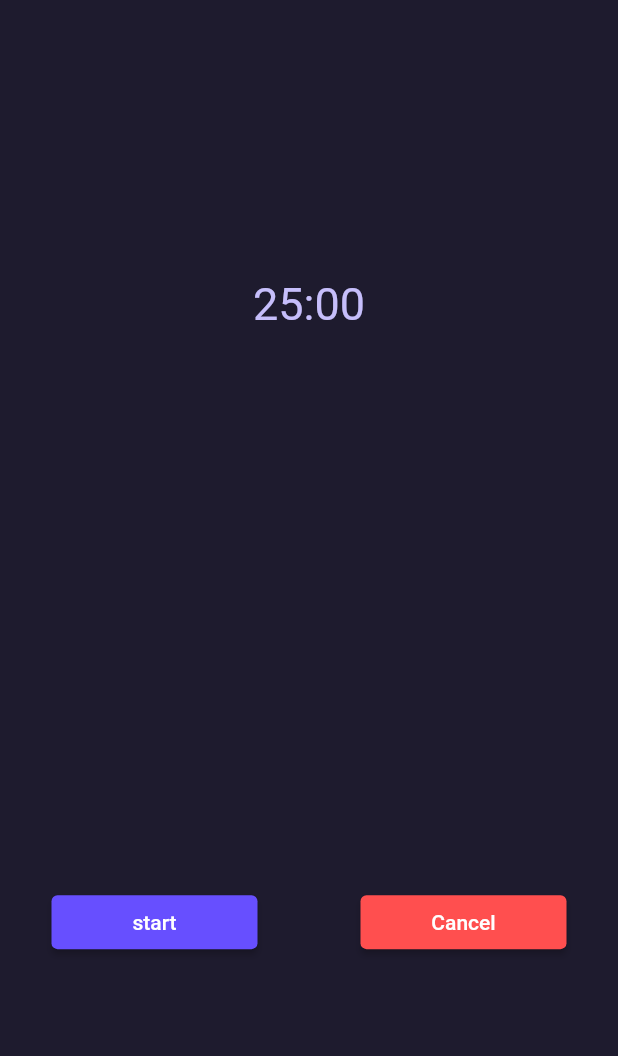
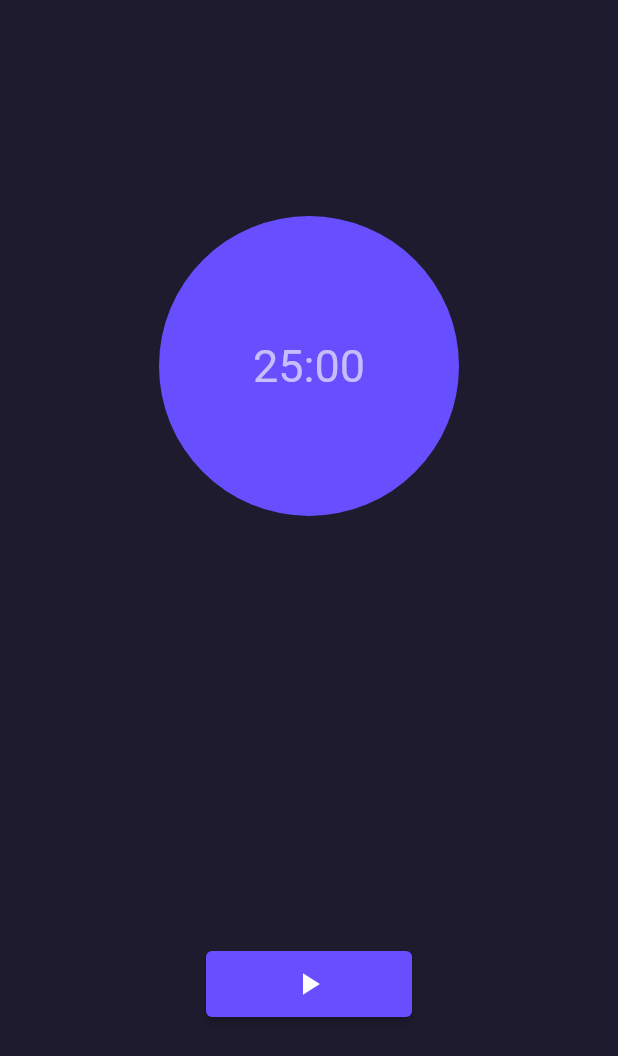
Before and after one commit to CristovoXDGM/flutter_pomo_timer, a Flutter app: the screen it shows after launch, on a phone screen of 412 x 824 dp. Shown: the top 1056 px of the screen. Run offline on Flutter 3.47's test engine with Material 2 defaults, Android fonts, the light colour scheme and no system bars.

Commit message:
Add new button icons and stylize clock

```diff
--- a/lib/widgets/atoms/personalized_buttons.dart
+++ b/lib/widgets/atoms/personalized_buttons.dart
@@ -1,15 +1,21 @@
 import 'package:flutter/material.dart';
 
 class PersonalizedButton extends StatefulWidget {
-  const PersonalizedButton(
-      {Key? key,
-      required this.buttonText,
-      required this.onPress,
-      required this.buttonColor})
-      : super(key: key);
+  const PersonalizedButton({
+    Key? key,
+    required this.buttonIcon,
+    required this.onPress,
+    required this.buttonColorPressed,
+    required this.buttonColorHovered,
+    required this.buttonColorActive,
+  }) : super(key: key);
   final VoidCallback onPress;
-  final String buttonText;
-  final Color buttonColor;
+  final IconData buttonIcon;
+
+  final Color buttonColorPressed;
+  final Color buttonColorHovered;
+  final Color buttonColorActive;
+
   @override
   _PersonalizedButtonState createState() => _PersonalizedButtonState();
 }
@@ -19,16 +25,29 @@ class _PersonalizedButtonState extends State<PersonalizedButton> {
   Widget build(BuildContext context) {
     var currnetMediaQueryContext = MediaQuery.of(context);
 
-    return SizedBox(
+    return AnimatedContainer(
+      duration: const Duration(seconds: 1),
+      curve: Curves.bounceIn,
+      margin: const EdgeInsets.symmetric(horizontal: 10),
       width: currnetMediaQueryContext.size.width / 3,
       child: ElevatedButton(
         child: Padding(
-          padding: const EdgeInsets.symmetric(vertical: 10),
-          child: Text(widget.buttonText),
-        ),
+            padding: const EdgeInsets.symmetric(vertical: 10),
+            child: Icon(widget.buttonIcon)),
         onPressed: widget.onPress,
         style: ButtonStyle(
-          backgroundColor: MaterialStateProperty.all(widget.buttonColor),
+          backgroundColor: MaterialStateProperty.resolveWith<Color?>(
+              (Set<MaterialState> states) {
+            if (states.contains(MaterialState.hovered)) {
+              return (widget.buttonColorHovered);
+            }
+
+            if (states.contains(MaterialState.focused) ||
+                states.contains(MaterialState.pressed)) {
+              return widget.buttonColorPressed;
+            }
+            return widget.buttonColorActive;
+          }),
         ),
       ),
     );
--- a/lib/widgets/pages/home_page.dart
+++ b/lib/widgets/pages/home_page.dart
@@ -11,13 +11,13 @@ class HomePage extends StatefulWidget {
 }
 
 class _HomePageState extends State<HomePage> {
-  bool startClock = false;
-
   double secondsAmount = 25 * 60;
 
   late double currentMinutes = secondsAmount / 60;
   late double currentsec = secondsAmount % 60;
   late Timer _timer;
+
+  bool countdownStarted = false;
 
   updateTimer() {
     setState(() {
@@ -53,11 +53,19 @@ class _HomePageState extends State<HomePage> {
 
     return Scaffold(
       backgroundColor: currentTheme.colorScheme.primary,
-      body: Column(
+      body: Stack(
+        children: [
+          Column(
             mainAxisAlignment: MainAxisAlignment.spaceAround,
             crossAxisAlignment: CrossAxisAlignment.center,
             children: [
               Center(
+                child: ClipOval(
+                  child: Container(
+                    alignment: Alignment.center,
+                    width: 200,
+                    height: 200,
+                    color: currentTheme.colorScheme.secondary,
                     child: Text(
                       "${currentMinutes.floor().toString().padLeft(2, "0")}:${currentsec.floor().toString().padLeft(2, "0")}",
                       style: TextStyle(
@@ -66,20 +74,30 @@ class _HomePageState extends State<HomePage> {
                       ),
                     ),
                   ),
+                ),
+              ),
               Row(
-            mainAxisAlignment: MainAxisAlignment.spaceAround,
+                mainAxisAlignment: MainAxisAlignment.center,
                 children: [
                   PersonalizedButton(
-                buttonText: "start",
+                    buttonIcon: Icons.play_arrow,
                     onPress: startCountdown,
-                buttonColor: currentTheme.colorScheme.secondary,
+                    buttonColorPressed: currentTheme.colorScheme.tertiary,
+                    buttonColorHovered: currentTheme.colorScheme.primary,
+                    buttonColorActive: currentTheme.colorScheme.secondary,
                   ),
-              PersonalizedButton(
-                buttonText: "Cancel",
+                  currentMinutes < 25
+                      ? PersonalizedButton(
+                          buttonIcon: Icons.stop,
                           onPress: () {
                             resetTimer();
                           },
-                buttonColor: currentTheme.colorScheme.error,
+                          buttonColorHovered: currentTheme.colorScheme.primary,
+                          buttonColorPressed: Colors.red.shade400,
+                          buttonColorActive: currentTheme.colorScheme.error,
+                        )
+                      : const SizedBox(),
+                ],
               ),
             ],
           ),
```
Lines whose indentation alone changed are shown as unchanged.
